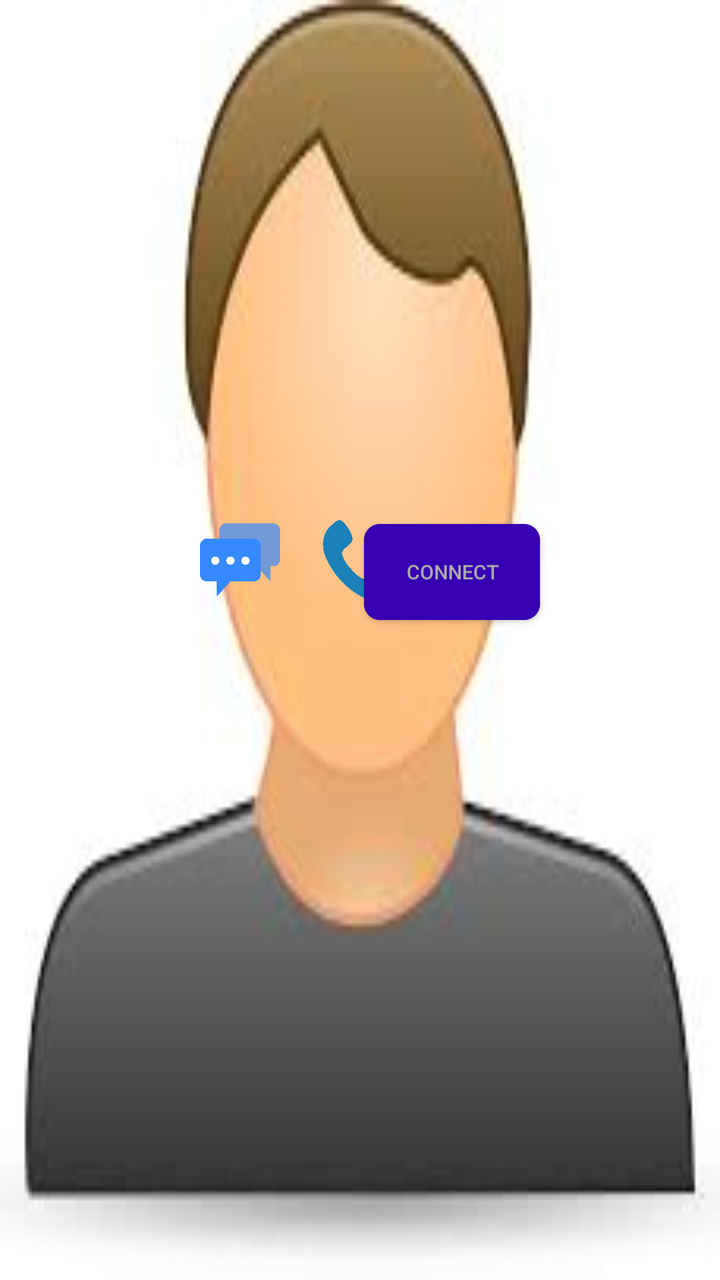
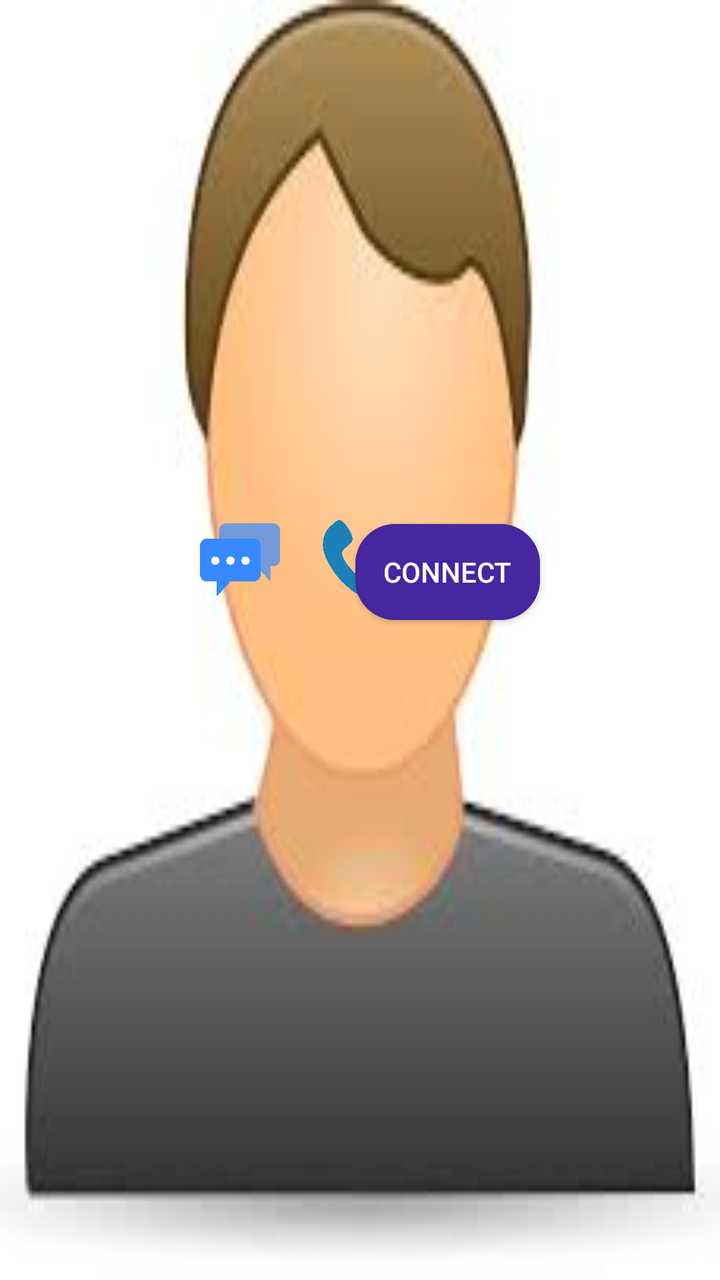

The first picture is an Android layout as it rendered before a commit; the second is the same layout after the commit. The layout source and the unified diff follow.
<!-- AndroidManifest.xml: application theme Theme.MyApplication -->
<!-- res/layout/profile_view.xml -->
<RelativeLayout xmlns:android="http://schemas.android.com/apk/res/android"
    xmlns:app="http://schemas.android.com/apk/res-auto"
    android:layout_width="350dp"
    android:layout_height="400dp"
	android:background="@drawable/user"
	android:id="@+id/pro_p">
	
	<androidx.constraintlayout.widget.ConstraintLayout
		android:layout_height="320dp"
		android:layout_width="280dp">
	
	
	<TextView
		android:layout_height="wrap_content"
		android:layout_width="wrap_content"
		android:id="@+id/pro_t"
		android:textSize="25sp"
		android:textColor="?attr/colorPrimary"
		android:layout_marginLeft="50dp"
		android:textStyle="bold" />
		
	<TextView
		android:id="@+id/pro_add"
		android:layout_height="wrap_content"
		android:layout_width="wrap_content"
		android:textSize="16sp"
		android:layout_marginLeft="50dp"
		app:layout_constraintTop_toBottomOf="@+id/pro_t"
		android:textColor="#3f3" />
		
	<LinearLayout
		android:layout_height="wrap_content"
		android:layout_width="wrap_content"
		android:id="@+id/active_bt"
		android:orientation="horizontal"
		app:layout_constraintRight_toRightOf="parent"
		app:layout_constraintBottom_toBottomOf="parent"
		android:layout_marginBottom="10dp"
		android:layout_marginRight="10dp">
		
		<ImageView
			android:layout_height="40dp"
			android:layout_width="40dp"
			android:layout_margin="10dp"
			android:id="@+id/pro_chat"
			android:src="@drawable/ic_chat" />
			
		<ImageView
			android:layout_height="40dp"
			android:layout_width="40dp"
			android:layout_margin="10dp"
			android:id="@+id/pro_call"
			android:src="@drawable/ic_call" />
			
		<ImageView
			android:layout_height="40dp"
			android:layout_width="40dp"
			android:id="@+id/pro_vid"
			android:layout_margin="10dp"
			android:src="@drawable/ic_video_call"/>
			
	</LinearLayout>
	
	<androidx.cardview.widget.CardView
		android:layout_height="wrap_content"
		android:layout_width="wrap_content"
		app:layout_constraintRight_toRightOf="parent"
		app:layout_constraintBottom_toBottomOf="parent"
		android:layout_margin="10dp"
		app:cardBackgroundColor="?attr/colorPrimaryVariant"
		app:cardCornerRadius="8dp">
		
	<Button
	android:layout_height="wrap_content"
	android:layout_width="wrap_content"
	android:background="?attr/colorPrimaryVariant"
	android:textColor="#aaa"
	android:textSize="10sp"
	android:text="Connect"
	android:id="@+id/connect_bt"/>
	
	</androidx.cardview.widget.CardView>
	</androidx.constraintlayout.widget.ConstraintLayout>

</RelativeLayout>
<!-- resources referenced by this layout -->
<resources>
  <!-- drawable ic_call: png bitmap (drawable, 9699 bytes) -->
  <!-- drawable ic_chat: png bitmap (drawable, 24060 bytes) -->
  <!-- drawable ic_video_call: png bitmap (drawable, 3552 bytes) -->
  <!-- drawable user: jpg bitmap (drawable, 4298 bytes) -->
  <style name="Theme.MyApplication" parent="Theme.AppCompat.Light.NoActionBar">
  
          
          <item name="colorPrimary">@color/purple_500</item>
          <item name="colorPrimaryVariant">@color/purple_700</item>
          <item name="colorOnPrimary">@color/white</item>
          
          <item name="colorSecondary">@color/teal_200</item>
          <item name="colorSecondaryVariant">@color/teal_700</item>
          <item name="colorOnSecondary">#ff3</item>
          
          <item name="android:statusBarColor" tools:targetApi="l">?attr/colorPrimaryVariant</item>
          <item name="android:navigationBarColor" tools:targetApi="l">?attr/colorPrimaryVariant</item>
  		<item name="android:textColorSecondary">#aa2</item>
  		<item name="android:textColorPrimary">#ff3</item>
  		<item name="android:textColor">#ff2</item>
  		<item name="colorSurface">?attr/colorPrimary</item>
  		<item name="android:itemBackground">?attr/colorPrimaryVariant</item>
          
      </style>
  <color name="purple_500">#FF6200EE</color>
  <color name="purple_700">#FF3700B3</color>
  <color name="white">#FFFFFFFF</color>
  <color name="teal_200">#FF03DAC5</color>
  <color name="teal_700">#FF018786</color>
</resources>

<!-- the commit's change to res/layout/profile_view.xml (unified diff, before → after) -->
@@ -26,7 +26,7 @@
 		android:textSize="16sp"
 		android:layout_marginLeft="50dp"
 		app:layout_constraintTop_toBottomOf="@+id/pro_t"
-		android:textColor="#3f3" />
+		android:textColor="#FF9BF2C4" />
 		
 	<LinearLayout
 		android:layout_height="wrap_content"
@@ -68,14 +68,16 @@
 		app:layout_constraintBottom_toBottomOf="parent"
 		android:layout_margin="10dp"
 		app:cardBackgroundColor="?attr/colorPrimaryVariant"
-		app:cardCornerRadius="8dp">
+		app:cardCornerRadius="20dp">
 		
 	<Button
 	android:layout_height="wrap_content"
 	android:layout_width="wrap_content"
 	android:background="?attr/colorPrimaryVariant"
-	android:textColor="#aaa"
-	android:textSize="10sp"
+	android:textColor="@color/on_brand"
+	android:textSize="14sp"
+	android:paddingLeft="14dp"
+	android:paddingRight="14dp"
 	android:text="Connect"
 	android:id="@+id/connect_bt"/>
 	
<!-- resource entries referenced after the edit -->
@@ -1,33 +1,37 @@
 <!-- resources referenced by this layout -->
 <resources>
+  <color name="on_brand">#FFFFFFFF</color>
   <!-- drawable ic_call: png bitmap (drawable, 9699 bytes) -->
   <!-- drawable ic_chat: png bitmap (drawable, 24060 bytes) -->
   <!-- drawable ic_video_call: png bitmap (drawable, 3552 bytes) -->
   <!-- drawable user: jpg bitmap (drawable, 4298 bytes) -->
   <style name="Theme.MyApplication" parent="Theme.AppCompat.Light.NoActionBar">
-  
-          
           <item name="colorPrimary">@color/purple_500</item>
           <item name="colorPrimaryVariant">@color/purple_700</item>
           <item name="colorOnPrimary">@color/white</item>
-          
+          <item name="colorAccent">@color/accent</item>
+  
           <item name="colorSecondary">@color/teal_200</item>
           <item name="colorSecondaryVariant">@color/teal_700</item>
-          <item name="colorOnSecondary">#ff3</item>
-          
+          <item name="colorOnSecondary">@color/white</item>
+  
+          <item name="android:windowBackground">@color/window_bg</item>
           <item name="android:statusBarColor" tools:targetApi="l">?attr/colorPrimaryVariant</item>
-          <item name="android:navigationBarColor" tools:targetApi="l">?attr/colorPrimaryVariant</item>
-  		<item name="android:textColorSecondary">#aa2</item>
-  		<item name="android:textColorPrimary">#ff3</item>
-  		<item name="android:textColor">#ff2</item>
-  		<item name="colorSurface">?attr/colorPrimary</item>
-  		<item name="android:itemBackground">?attr/colorPrimaryVariant</item>
-          
+          <item name="android:navigationBarColor" tools:targetApi="l">@color/window_bg</item>
+          <item name="android:windowLightNavigationBar" tools:targetApi="o_mr1">true</item>
+          <item name="android:textColorPrimary">@color/text_primary</item>
+          <item name="android:textColorSecondary">@color/text_secondary</item>
+          <item name="colorSurface">@color/white</item>
+          <item name="colorOnSurface">@color/text_primary</item>
       </style>
-  <color name="purple_500">#FF6200EE</color>
-  <color name="purple_700">#FF3700B3</color>
+  <color name="purple_500">#FF5E35B1</color>
+  <color name="purple_700">#FF4527A0</color>
   <color name="white">#FFFFFFFF</color>
-  <color name="teal_200">#FF03DAC5</color>
-  <color name="teal_700">#FF018786</color>
+  <color name="accent">#FF00BFA5</color>
+  <color name="teal_200">#FF00BFA5</color>
+  <color name="teal_700">#FF00897B</color>
+  <color name="window_bg">#FFF6F4FB</color>
+  <color name="text_primary">#FF1F1B2E</color>
+  <color name="text_secondary">#FF5F5B76</color>
 </resources>
 
